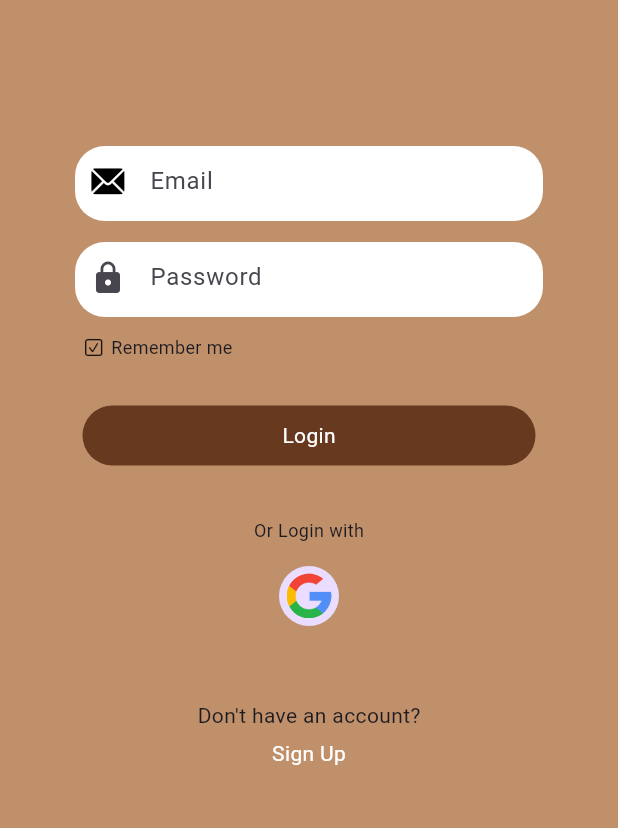
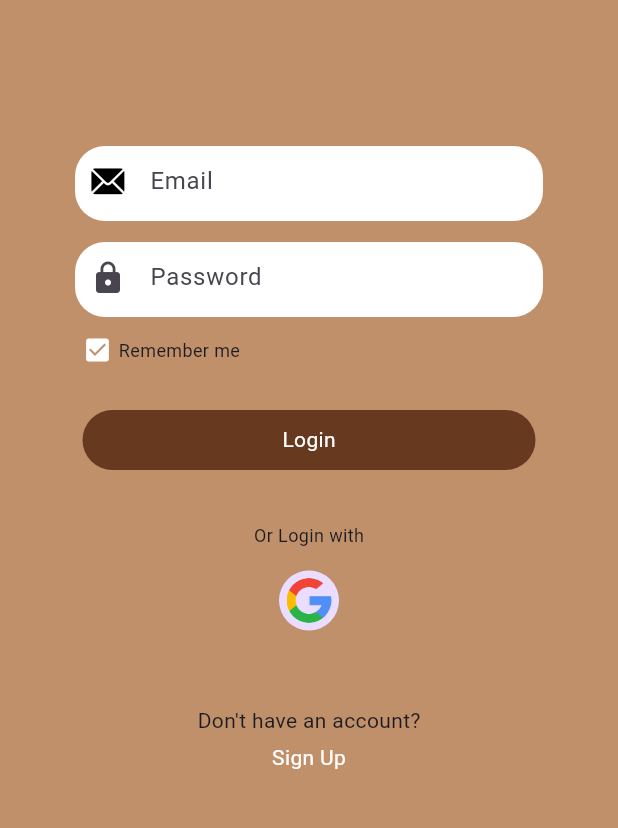
Before and after one commit to alxnderneurvoe/komisalfi, a Flutter app: the screen it shows after launch, after a tap on "Get Started", on a phone screen of 412 x 824 dp, the part 346-1174 px from its top. Run offline on Flutter 3.47's test engine with Material 3 defaults, Android fonts, the phone set to English and light mode, and no system bars.

Commit message:
centang box

```diff
--- a/lib/sign/login.dart
+++ b/lib/sign/login.dart
@@ -16,6 +16,7 @@ class LoginPage extends StatefulWidget {
 class _LoginPageState extends State<LoginPage> {
   final TextEditingController _email = TextEditingController();
   final TextEditingController _password = TextEditingController();
+  bool centang = false;
 
   String emailvalid = 'alpi@gmail.com';
   String passvalid = '12345678';
@@ -66,15 +67,25 @@ class _LoginPageState extends State<LoginPage> {
                                     icon: Icon(Icons.lock),
                                     hintText: 'Password'))),
                         Container(
-                            width: 100,
+                            width: 105,
                             margin: EdgeInsets.symmetric(
                                 horizontal: 55, vertical: 5),
                             child: Row(
                                 mainAxisAlignment:
                                     MainAxisAlignment.spaceBetween,
                                 children: [
-                                  Icon(CupertinoIcons.checkmark_square,
-                                      size: 15),
+                                  GestureDetector(
+                                      onTap: () {
+                                        setState(() {
+                                          centang = !centang;
+                                        });
+                                      },
+                                      child: Icon(
+                                          centang
+                                              ? Icons.square_rounded
+                                              : Icons.check_box,
+                                          color: centang ? white : white,
+                                          size: 20)),
                                   Text('Remember me',
                                       style: TextStyle(fontSize: 12))
                                 ])),
```
Also changed, not shown: lib/sign/register.dart (+14 -2 lines).
